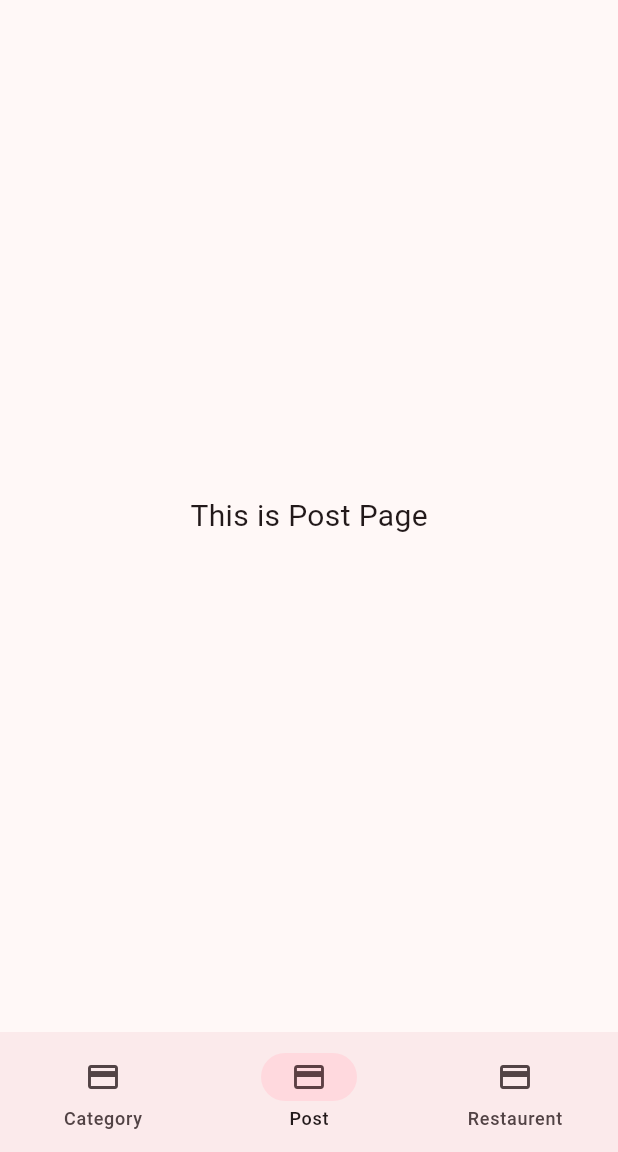
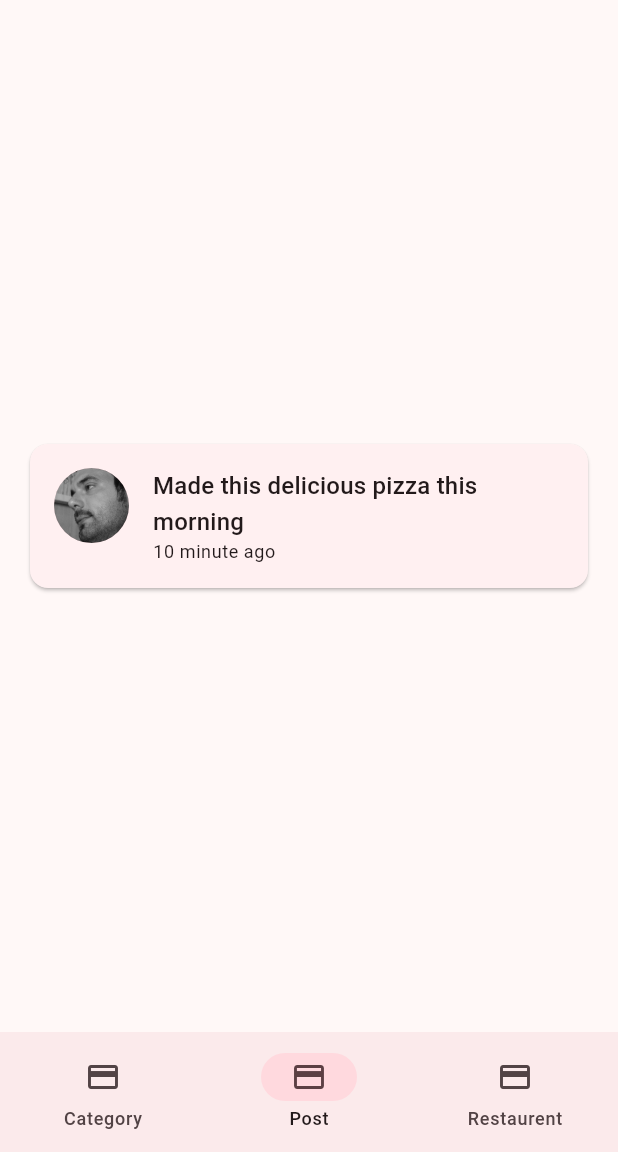
Before and after one commit to smnasimahmed/learn_flutter, a Flutter app: the screen it shows after launch, item 2 of the bottom bar chosen, on a phone screen of 412 x 824 dp, the part 84-1236 px from its top. Run offline on Flutter 3.47's test engine with Material 3 defaults, Android fonts, the phone set to English and light mode, and no system bars.

Commit message:
yummy post card making done Hard Code

```diff
--- a/lib/components/post_card.dart
+++ b/lib/components/post_card.dart
@@ -12,13 +12,38 @@ class PostCard extends StatelessWidget {
         .apply(displayColor: Theme.of(context).colorScheme.onSurface);
     return Card(
       child: Padding(
-        padding: EdgeInsets.all(16.0),
+        padding: const EdgeInsets.all(16.0),
         child: Row(
           crossAxisAlignment: CrossAxisAlignment.start,
           children: [
             // TODO: Add CircleAvatar
+            CircleAvatar(
+              radius: 25,
+              backgroundImage: AssetImage(post.profileImageUrl),
+            ),
             // TODO: Add spacing
+            const SizedBox(
+              width: 16.0,
+            ),
             // TODO: Add Expanded Widget
+            Expanded(
+              child: Column(
+                mainAxisSize: MainAxisSize.min,
+                crossAxisAlignment: CrossAxisAlignment.start,
+                children: [
+                  Text(
+                    post.comment,
+                    maxLines: 2,
+                    overflow: TextOverflow.ellipsis,
+                    style: textTheme.titleMedium,
+                  ),
+                  Text(
+                    '${post.timestamp} minute ago',
+                    style: textTheme.bodySmall,
+                  )
+                ],
+              ),
+            )
           ],
         ),
       ),
--- a/lib/home.dart
+++ b/lib/home.dart
@@ -1,6 +1,8 @@
 import 'package:flutter/material.dart';
 import 'package:yummy_app/components/category_card.dart';
+import 'package:yummy_app/components/post_card.dart';
 import 'package:yummy_app/models/food_category.dart';
+import 'package:yummy_app/models/post.dart';
 import 'components/theme_button.dart';
 import 'components/color_button.dart';
 import 'constants.dart';
@@ -53,12 +55,11 @@ class _HomeState extends State<Home> {
         ),
       ),
       // TODO: Replace with Post Card
-      const Scaffold(
-        body: Center(
-            child: Text(
-          'This is Post Page',
-          style: TextStyle(fontSize: 20),
-        )),
+      Center(
+        child: Padding(
+          padding: const EdgeInsets.all(16.0),
+          child: PostCard(post: posts[0]),
+        ),
       ),
       // TODO: Replace with Restaurant Landscape Card
       const Scaffold(
--- a/lib/models/post.dart
+++ b/lib/models/post.dart
@@ -10,7 +10,6 @@ class Post {
     this.comment,
     this.timestamp,
   );
-
 }
 
 List<Post> posts = [
```
